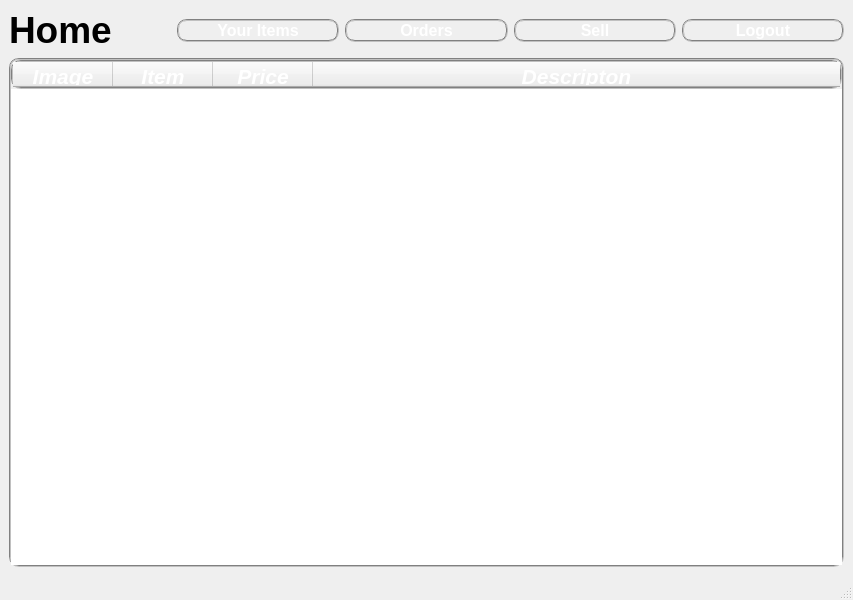
Old version of the form buy_page.ui in the repository acmpesuecc/GrowPal.
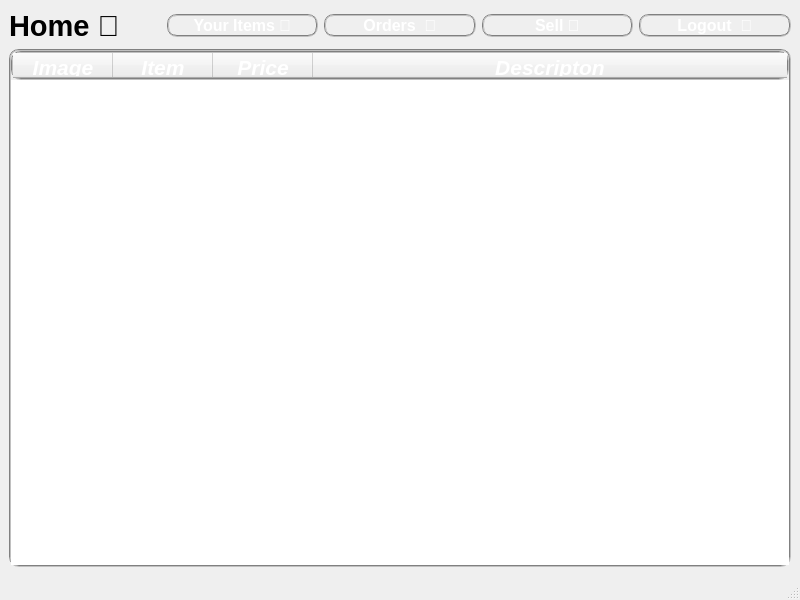
New version of the form. Icons and pictures are not drawn.

What changed in the file:
```diff
--- a/buy_page.ui
+++ b/buy_page.ui
@@ -6,7 +6,7 @@
    <rect>
     <x>0</x>
     <y>0</y>
-    <width>853</width>
+    <width>800</width>
     <height>600</height>
    </rect>
   </property>
@@ -29,8 +29,16 @@
    <layout class="QGridLayout" name="gridLayout">
     <item row="0" column="0">
      <widget class="QLabel" name="label_9">
+      <property name="font">
+       <font>
+        <pointsize>22</pointsize>
+        <weight>75</weight>
+        <italic>false</italic>
+        <bold>true</bold>
+       </font>
+      </property>
       <property name="text">
-       <string>&lt;html&gt;&lt;head/&gt;&lt;body&gt;&lt;p&gt;&lt;span style=&quot; font-size:28pt; font-style:normal;&quot;&gt;Home&lt;/span&gt;&lt;/p&gt;&lt;/body&gt;&lt;/html&gt;</string>
+       <string>Home </string>
       </property>
      </widget>
     </item>
@@ -49,7 +57,7 @@
                  border-radius: 10px; border: 2px groove gray;</string>
       </property>
       <property name="text">
-       <string>Your Items</string>
+       <string>Your Items </string>
       </property>
      </widget>
     </item>
@@ -68,7 +76,7 @@
                  border-radius: 10px; border: 2px groove gray;</string>
       </property>
       <property name="text">
-       <string>Orders</string>
+       <string>Orders  </string>
       </property>
      </widget>
     </item>
@@ -87,7 +95,7 @@
                  border-radius: 10px; border: 2px groove gray;</string>
       </property>
       <property name="text">
-       <string>Sell</string>
+       <string>Sell </string>
       </property>
      </widget>
     </item>
@@ -106,7 +114,7 @@
                  border-radius: 10px; border: 2px groove gray;</string>
       </property>
       <property name="text">
-       <string>Logout</string>
+       <string>Logout  </string>
       </property>
      </widget>
     </item>
```
